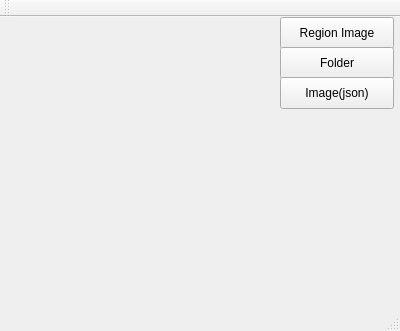
polor1010/tw-campaign-finance-recogntion, file mainwindow.ui: the form before one commit.
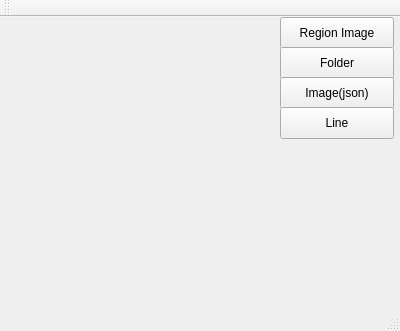
The form after the commit.

```diff
--- a/mainwindow.ui
+++ b/mainwindow.ui
@@ -53,6 +53,19 @@
      <string>Image(json)</string>
     </property>
    </widget>
+   <widget class="QPushButton" name="pushButton_Line">
+    <property name="geometry">
+     <rect>
+      <x>280</x>
+      <y>90</y>
+      <width>114</width>
+      <height>32</height>
+     </rect>
+    </property>
+    <property name="text">
+     <string>Line</string>
+    </property>
+   </widget>
   </widget>
   <widget class="QMenuBar" name="menuBar">
    <property name="geometry">
```
Left out of the diff: 16 changed lines with no effect on the pictures.
